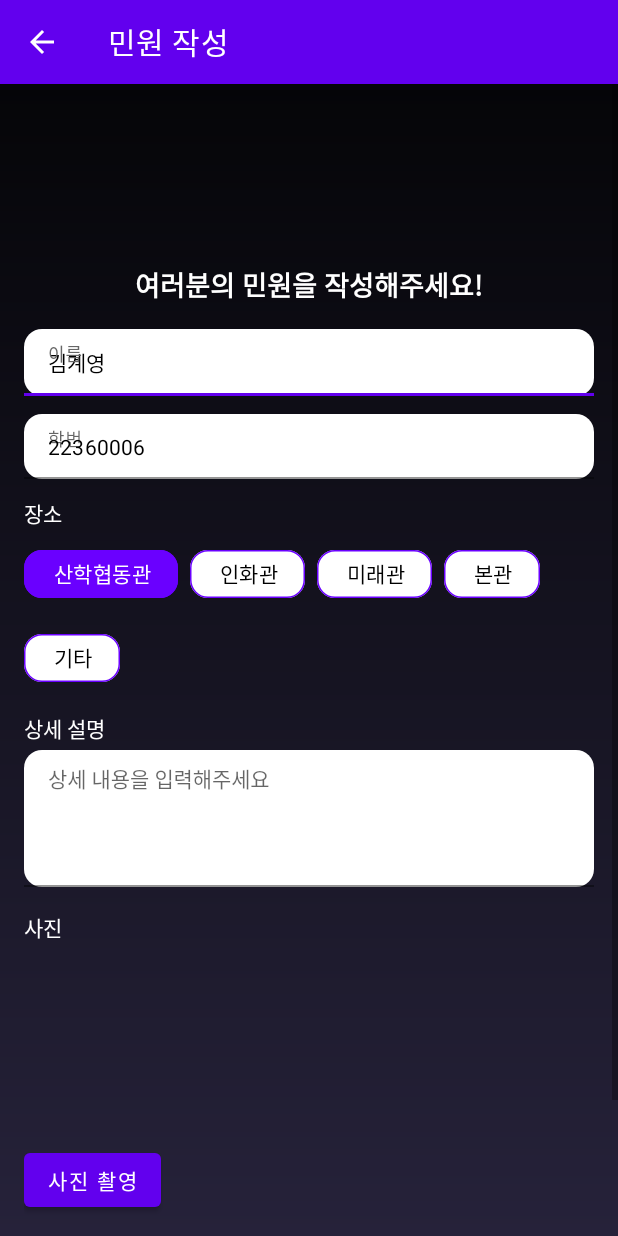
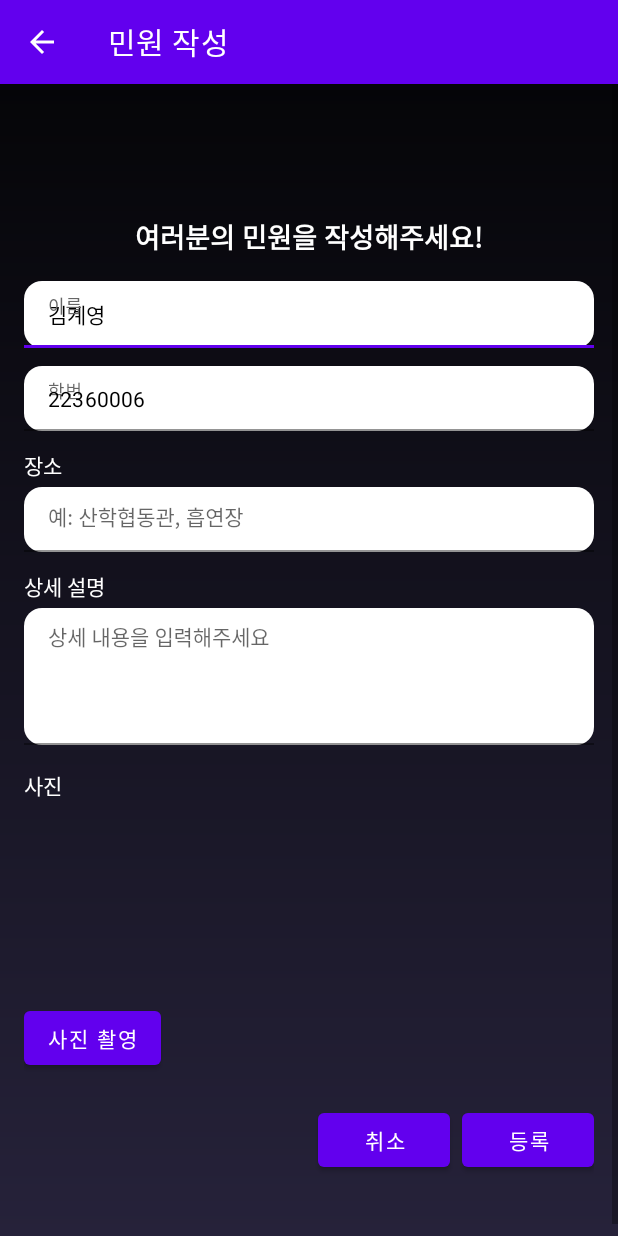
Before and after one commit to yonam-copspot/yonam-copspot, an Android app: the CreateComplaintActivity screen opened directly, with no data from a screen before it, on a phone screen of 412 x 824 dp. Run offline under Robolectric (Android 15) with nearby library versions, the phone set to English and light mode, and no system bars.

Commit message:
Revert "1. action bar 위치 조정"
This reverts commit f83bdb6d5aefa285741f42ee0de01f7873c002ca.

```diff
--- a/Yonam-copspot-App/Yonamcopspot/app/src/main/java/com/example/yonam_copspot/CreateComplaintActivity.kt
+++ b/Yonam-copspot-App/Yonamcopspot/app/src/main/java/com/example/yonam_copspot/CreateComplaintActivity.kt
@@ -1,35 +1,34 @@
 package com.example.yonam_copspot
 
-import android.Manifest
-import android.content.pm.PackageManager
 import android.graphics.Bitmap
 import android.os.Bundle
 import android.util.Base64
-import android.util.Log
 import android.view.MenuItem
-import android.view.View
 import android.widget.*
 import androidx.activity.result.contract.ActivityResultContracts
 import androidx.appcompat.app.AppCompatActivity
-import androidx.core.app.ActivityCompat
-import androidx.core.content.ContextCompat
 import androidx.lifecycle.lifecycleScope
 import com.example.yonam_copspot.network.RetrofitClient
 import com.example.yonam_copspot.network.dto.CreateComplaintRequestDto
+import kotlinx.coroutines.launch
+import java.io.ByteArrayOutputStream
+import android.Manifest
+import android.content.pm.PackageManager
+import androidx.core.app.ActivityCompat
+import androidx.core.content.ContextCompat
 import com.google.android.gms.location.FusedLocationProviderClient
 import com.google.android.gms.location.LocationServices
-import com.google.android.material.chip.Chip
-import com.google.android.material.chip.ChipGroup
-import com.google.android.material.textfield.TextInputEditText
-import com.google.android.material.textfield.TextInputLayout
-import kotlinx.coroutines.launch
-import java.io.ByteArrayOutputStream
+import android.util.Log
+
+
 
 class CreateComplaintActivity : AppCompatActivity() {
 
+    // TODO: 실제 로그인 시스템 생기면 여기서 userId 받아오기
     private val loginUserId = "22360006"
     private val loginUserName = "김계영"
 
+    // ★ 위치
     private lateinit var fusedLocationClient: FusedLocationProviderClient
 
     companion object {
@@ -41,12 +40,10 @@ class CreateComplaintActivity : AppCompatActivity() {
     private lateinit var btnTakePhoto: Button
     private lateinit var editWriterName: EditText
     private lateinit var editUserId: EditText
+    private lateinit var editLocation: EditText
     private lateinit var editMessage: EditText
     private lateinit var btnSubmit: Button
     private lateinit var btnCancel: Button
-
-    // ✅ 장소 칩 관련
-    private lateinit var chipGroupLocation: ChipGroup
 
     private var photoBase64: String? = null
 
@@ -75,17 +72,14 @@ class CreateComplaintActivity : AppCompatActivity() {
         btnTakePhoto = findViewById(R.id.btnTakePhoto)
         editWriterName = findViewById(R.id.editWriterName)
         editUserId = findViewById(R.id.editUserId)
+        editLocation = findViewById(R.id.editLocation)
         editMessage = findViewById(R.id.editMessage)
         btnSubmit = findViewById(R.id.btnSubmitComplaint)
         btnCancel = findViewById(R.id.btnCancel)
 
-        // ✅ 칩/기타입력 뷰 연결
-        chipGroupLocation = findViewById(R.id.chipGroupLocation)
-
-        // 기본값으로 로그인 아이디/이름
+        // 기본값으로 로그인 아이디/이름 넣어두기 (수정 가능)
         editUserId.setText(loginUserId)
         editWriterName.setText(loginUserName)
-
 
         btnTakePhoto.setOnClickListener {
             takePicturePreviewLauncher.launch(null)
@@ -98,23 +92,14 @@ class CreateComplaintActivity : AppCompatActivity() {
         btnCancel.setOnClickListener {
             finish()
         }
+
+        // 🔹 이거도 사실 없어도 됨 (원하면 두 둬도 상관 없지만 필수 X)
+        // editMessage.setOnClickListener {
+        //     scrollView.post {
+        //         scrollView.smoothScrollTo(0, editMessage.bottom)
+        //     }
+        // }
     }
-
-    // ✅ 칩에서 장소 가져오기
-    private fun getSelectedLocation(): String {
-        val checkedId = chipGroupLocation.checkedChipId
-        if (checkedId == View.NO_ID) return ""
-        return chipGroupLocation.findViewById<Chip>(checkedId)
-            .text.toString()
-            .trim()
-    }
-
-//  기타로 저장되어서 넘어가게 하려면 이렇게
-//    return if (selected == "기타") {
-//        editEtcLocation.text?.toString()?.trim()
-//            .takeUnless { it.isNullOrEmpty() } ?: "기타"
-//    } else selected
-
 
     private fun submitComplaintToServer(
         writerName: String,
@@ -149,28 +134,31 @@ class CreateComplaintActivity : AppCompatActivity() {
     private fun submitComplaintWithLocation() {
         val writerName = editWriterName.text.toString().trim()
         val userId = editUserId.text.toString().trim()
-        val locationText = getSelectedLocation()
+        val locationText = editLocation.text.toString().trim()
         val description = editMessage.text.toString().trim()
 
         if (writerName.isEmpty() || userId.isEmpty() || locationText.isEmpty() || description.isEmpty()) {
-            Toast.makeText(this, "이름, 학번, 장소, 설명을 모두 입력해 주세요.", Toast.LENGTH_SHORT).show()
+            Toast.makeText(this, "이름, 아이디, 장소, 설명을 모두 입력해 주세요.", Toast.LENGTH_SHORT).show()
             return
         }
 
-        // 위치 권한 체크
+        // ★ 위치 권한 체크
         if (ContextCompat.checkSelfPermission(
                 this,
                 Manifest.permission.ACCESS_FINE_LOCATION
             ) != PackageManager.PERMISSION_GRANTED
         ) {
+            // 권한 없으면 요청
             ActivityCompat.requestPermissions(
                 this,
                 arrayOf(Manifest.permission.ACCESS_FINE_LOCATION),
                 REQUEST_LOCATION_PERMISSION
             )
+            // onRequestPermissionsResult 에서 다시 submitComplaintWithLocation() 호출
             return
         }
 
+        // ★ 권한이 있는 경우: 마지막 위치 가져오기
         fusedLocationClient.lastLocation
             .addOnSuccessListener { loc ->
                 val lat = loc?.latitude
@@ -200,7 +188,6 @@ class CreateComplaintActivity : AppCompatActivity() {
                 )
             }
     }
-
     override fun onRequestPermissionsResult(
         requestCode: Int,
         permissions: Array<out String>,
@@ -210,18 +197,18 @@ class CreateComplaintActivity : AppCompatActivity() {
 
         if (requestCode == REQUEST_LOCATION_PERMISSION) {
             if (grantResults.isNotEmpty() && grantResults[0] == PackageManager.PERMISSION_GRANTED) {
+                // 권한을 방금 허용했으니 다시 시도
                 submitComplaintWithLocation()
             } else {
+                // 거부한 경우: 위도/경도 없이 그냥 등록할지 여부 선택
                 Toast.makeText(this, "위치 권한이 없어 위치 없이 민원을 등록합니다.", Toast.LENGTH_SHORT).show()
 
                 val writerName = editWriterName.text.toString().trim()
                 val userId = editUserId.text.toString().trim()
-                val locationText = getSelectedLocation()
+                val locationText = editLocation.text.toString().trim()
                 val description = editMessage.text.toString().trim()
 
-                if (writerName.isNotEmpty() && userId.isNotEmpty() &&
-                    locationText.isNotEmpty() && description.isNotEmpty()
-                ) {
+                if (writerName.isNotEmpty() && userId.isNotEmpty() && locationText.isNotEmpty() && description.isNotEmpty()) {
                     submitComplaintToServer(
                         writerName = writerName,
                         userId = userId,
@@ -234,6 +221,8 @@ class CreateComplaintActivity : AppCompatActivity() {
             }
         }
     }
+
+
 
     private fun Bitmap.toBase64(): String {
         val outputStream = ByteArrayOutputStream()
@@ -248,6 +237,7 @@ class CreateComplaintActivity : AppCompatActivity() {
                 finish()
                 true
             }
+
             else -> super.onOptionsItemSelected(item)
         }
     }
--- a/Yonam-copspot-App/Yonamcopspot/app/src/main/res/color/location_chip_bg.xml
+++ /dev/null
@@ -1,6 +0,0 @@
-<selector xmlns:android="http://schemas.android.com/apk/res/android">
-    <!-- 선택됐을 때 배경 -->
-    <item android:color="#6A00FF" android:state_checked="true"/>
-    <!-- 기본 배경 -->
-    <item android:color="@android:color/white"/>
-</selector>
--- a/Yonam-copspot-App/Yonamcopspot/app/src/main/res/color/location_chip_stroke.xml
+++ /dev/null
@@ -1,6 +0,0 @@
-<selector xmlns:android="http://schemas.android.com/apk/res/android">
-    <!-- 선택됐을 때 테두리 -->
-    <item android:color="#6A00FF" android:state_checked="true"/>
-    <!-- 기본 테두리 -->
-    <item android:color="#6A00FF"/>
-</selector>
--- a/Yonam-copspot-App/Yonamcopspot/app/src/main/res/color/location_chip_text.xml
+++ /dev/null
@@ -1,6 +0,0 @@
-<selector xmlns:android="http://schemas.android.com/apk/res/android">
-    <!-- 선택됐을 때 글자색 -->
-    <item android:color="@android:color/white" android:state_checked="true"/>
-    <!-- 기본 글자색 -->
-    <item android:color="@android:color/black"/>
-</selector>
--- a/Yonam-copspot-App/Yonamcopspot/app/src/main/res/layout/activity_complaint_detail.xml
+++ b/Yonam-copspot-App/Yonamcopspot/app/src/main/res/layout/activity_complaint_detail.xml
@@ -12,7 +12,7 @@
         android:orientation="vertical"
         android:paddingStart="16dp"
         android:paddingEnd="16dp"
-        android:paddingTop="120dp"
+        android:paddingTop="16dp"
         android:paddingBottom="16dp"
         app:layout_constraintTop_toTopOf="parent"
         app:layout_constraintBottom_toBottomOf="parent"
--- a/Yonam-copspot-App/Yonamcopspot/app/src/main/res/layout/activity_create_complaint.xml
+++ b/Yonam-copspot-App/Yonamcopspot/app/src/main/res/layout/activity_create_complaint.xml
@@ -13,7 +13,7 @@
         android:orientation="vertical"
         android:paddingStart="16dp"
         android:paddingEnd="16dp"
-        android:paddingTop="120dp"
+        android:paddingTop="88dp"
         android:paddingBottom="48dp">
 
         <!-- 타이틀 -->
@@ -76,68 +76,36 @@
                 android:padding="12dp"/>
         </com.google.android.material.textfield.TextInputLayout>
 
-
+        <!-- 장소 -->
         <TextView
             android:layout_width="wrap_content"
             android:layout_height="wrap_content"
             android:text="장소"
             android:textColor="@android:color/white"
-            android:layout_marginBottom="6dp"/>
+            android:layout_marginBottom="4dp"/>
 
-        <com.google.android.material.chip.ChipGroup
-            android:id="@+id/chipGroupLocation"
+        <com.google.android.material.textfield.TextInputLayout
             android:layout_width="match_parent"
             android:layout_height="wrap_content"
             android:layout_marginBottom="12dp"
-            android:visibility="visible"
-            app:singleSelection="true"
-            app:selectionRequired="true"
-            app:chipSpacingHorizontal="8dp"
-            app:chipSpacingVertical="8dp">
+            app:boxBackgroundMode="filled"
+            app:boxBackgroundColor="@android:color/white"
+            app:boxCornerRadiusTopStart="12dp"
+            app:boxCornerRadiusTopEnd="12dp"
+            app:boxCornerRadiusBottomStart="12dp"
+            app:boxCornerRadiusBottomEnd="12dp"
+            app:hintTextColor="#666666">
 
-            <com.google.android.material.chip.Chip
-                android:id="@+id/chipLoc1"
-                style="@style/LocationChipStyle"
-                android:layout_width="wrap_content"
+            <com.google.android.material.textfield.TextInputEditText
+                android:id="@+id/editLocation"
+                android:layout_width="match_parent"
                 android:layout_height="wrap_content"
-                android:text="산학협동관"
-                android:checkable="true"
-                android:checked="true"/>
-
-            <com.google.android.material.chip.Chip
-                android:id="@+id/chipLoc2"
-                style="@style/LocationChipStyle"
-                android:layout_width="wrap_content"
-                android:layout_height="wrap_content"
-                android:text="인화관"
-                android:checkable="true"/>
-
-            <com.google.android.material.chip.Chip
-                android:id="@+id/chipLoc3"
-                style="@style/LocationChipStyle"
-                android:layout_width="wrap_content"
-                android:layout_height="wrap_content"
-                android:text="미래관"
-                android:checkable="true"/>
-
-            <com.google.android.material.chip.Chip
-                android:id="@+id/chipLoc4"
-                style="@style/LocationChipStyle"
-                android:layout_width="wrap_content"
-                android:layout_height="wrap_content"
-                android:text="본관"
-                android:checkable="true"/>
-
-            <com.google.android.material.chip.Chip
-                android:id="@+id/chipLocEtc"
-                style="@style/LocationChipStyle"
-                android:layout_width="wrap_content"
-                android:layout_height="wrap_content"
-                android:text="기타"
-                android:checkable="true"/>
-        </com.google.android.material.chip.ChipGroup>
-
-
+                android:hint="예: 산학협동관, 흡연장"
+                android:inputType="text"
+                android:textColor="@android:color/black"
+                android:textSize="14sp"
+                android:padding="12dp"/>
+        </com.google.android.material.textfield.TextInputLayout>
 
         <!-- 상세설명 -->
         <TextView
--- a/Yonam-copspot-App/Yonamcopspot/app/src/main/res/values/styles.xml
+++ /dev/null
@@ -1,20 +0,0 @@
-<?xml version="1.0" encoding="utf-8"?>
-<resources>
-
-    <style name="LocationChipStyle" parent="Widget.MaterialComponents.Chip.Choice">
-        <item name="chipBackgroundColor">@color/location_chip_bg</item>
-        <item name="chipStrokeColor">@color/location_chip_stroke</item>
-        <item name="chipStrokeWidth">1dp</item>
-        <item name="chipCornerRadius">12dp</item>
-
-        <item name="chipStartPadding">12dp</item>
-        <item name="chipEndPadding">12dp</item>
-
-        <item name="android:textColor">@color/location_chip_text</item>
-        <item name="android:textSize">14sp</item>
-
-        <item name="checkedIconVisible">false</item>
-    </style>
-
-
-</resources>
```
Also changed, not shown: Yonam-copspot-App/Yonamcopspot/app/src/main/java/com/example/yonam_copspot/MainActivity.kt (+0 -31 lines), Yonam-copspot-App/Yonamcopspot/app/src/main/res/drawable/design_select_style.xml (deleted, +0 -19 lines), Yonam-copspot-App/Yonamcopspot/app/src/main/res/layout/activity_complaint_status.xml (+11 -1 lines), Yonam-copspot-App/Yonamcopspot/app/src/main/res/layout/activity_my_complaints.xml (+11 -1 lines).
